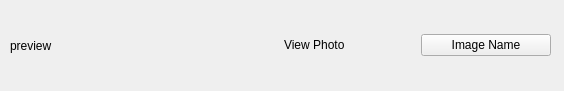
Before: the Qt Designer form allimagesforuser.ui in osamahammad21/Distributed, drawn with Qt 5.
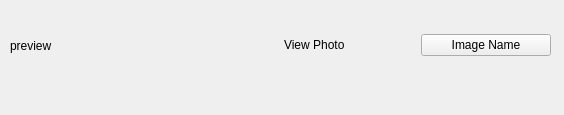
After: the same form once the commit is applied.

```diff
--- a/allimagesforuser.ui
+++ b/allimagesforuser.ui
@@ -7,7 +7,7 @@
     <x>0</x>
     <y>0</y>
     <width>564</width>
-    <height>91</height>
+    <height>115</height>
    </rect>
   </property>
   <property name="windowTitle">
@@ -58,6 +58,19 @@
     </item>
    </layout>
   </widget>
+  <widget class="QLabel" name="label_status">
+   <property name="geometry">
+    <rect>
+     <x>10</x>
+     <y>90</y>
+     <width>541</width>
+     <height>21</height>
+    </rect>
+   </property>
+   <property name="text">
+    <string/>
+   </property>
+  </widget>
  </widget>
  <resources/>
  <connections/>
```
